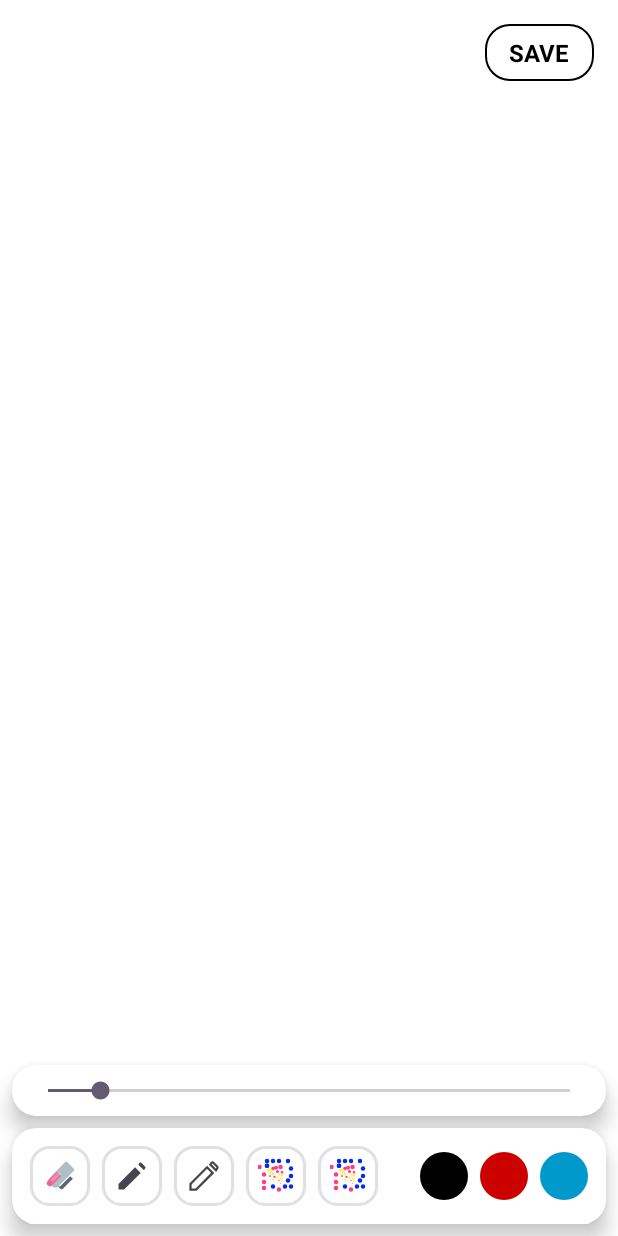
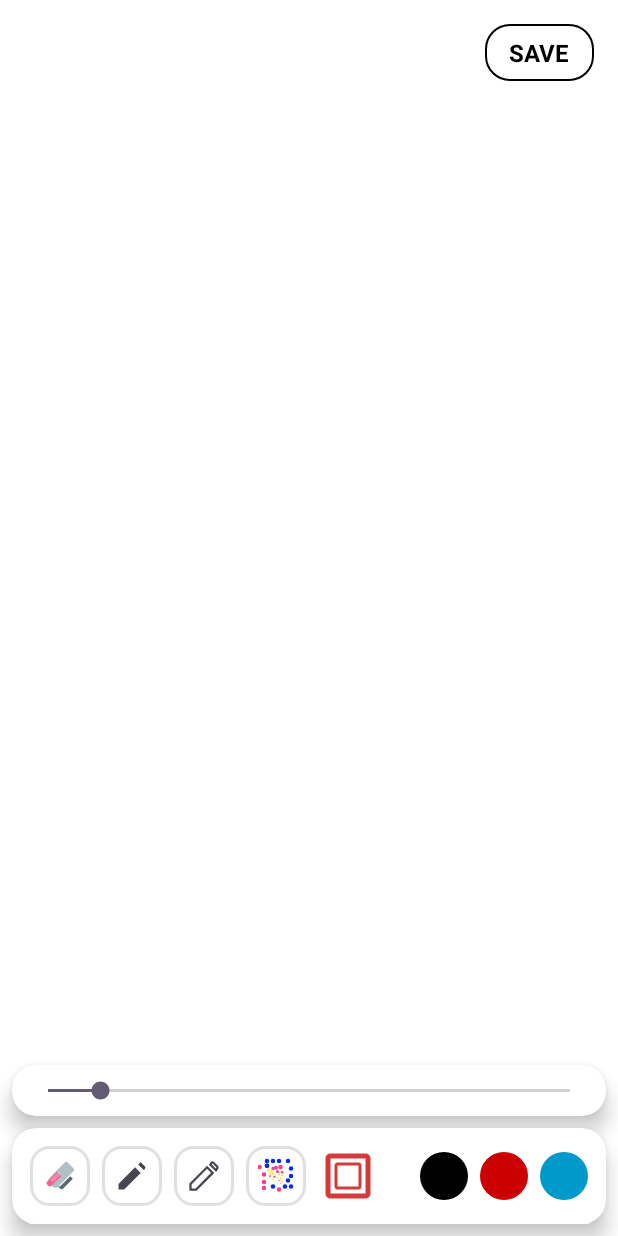
Before and after one commit to karan9617/lumora, an Android app: the DrawingActivity screen opened directly, with no data from a screen before it, after a tap on "medium_pen_button_description", on a phone screen of 412 x 824 dp. Run offline under Robolectric (Android 15) with nearby library versions, the phone set to English and light mode, and no system bars.

Commit message:
rectanglge ui added

```diff
--- a/app/src/main/java/com/example/keyboardai/DrawingActivity.java
+++ b/app/src/main/java/com/example/keyboardai/DrawingActivity.java
@@ -27,7 +27,7 @@ import java.util.Locale;
 public class DrawingActivity extends AppCompatActivity {
     private RelativeLayout saveDiscardDialog;
     private DrawingView drawingView;
-    private ImageButton blackBtn, redBtn, blueBtn, smallPen, mediumPen, largePen,sprayPaintBtn,rectangleBtn;
+    private ImageButton blackBtn, redBtn, blueBtn, smallPen, eraser, largePen,sprayPaintBtn,rectangleBtn;
     private TextView button_save,dialog_discard_btn,dialog_cancel_btn,dialog_save_btn;
 
     private SeekBar strokeWidthSeekBar;
@@ -73,7 +73,7 @@ public class DrawingActivity extends AppCompatActivity {
         redBtn = findViewById(R.id.color_red);
         blueBtn = findViewById(R.id.color_blue);
         smallPen = findViewById(R.id.pen_small);
-        mediumPen = findViewById(R.id.pen_medium);
+        eraser = findViewById(R.id.eraser);
         largePen = findViewById(R.id.pen_large);
         drawingView = findViewById(R.id.drawing_view);
         button_save = findViewById(R.id.button_save);
@@ -187,6 +187,7 @@ public class DrawingActivity extends AppCompatActivity {
             @Override
             public void onClick(View v) {
                 saveOrUpdateDrawing();
+                finish();
             }
         });
         sprayPaintBtn.setOnClickListener(v -> {
@@ -252,10 +253,10 @@ public class DrawingActivity extends AppCompatActivity {
             }
         });
 
-        mediumPen.setOnClickListener(new View.OnClickListener() {
+        eraser.setOnClickListener(new View.OnClickListener() {
             @Override
             public void onClick(View v) {
-                drawingView.setStrokeWidth(20f); // 20dp
+                drawingView.setErasing(true);
             }
         });
 
--- /dev/null
+++ b/app/src/main/res/drawable/ic_rectangle_vector.xml
@@ -0,0 +1,5 @@
+<vector android:height="24dp" android:tint="#D53A3A"
+    android:viewportHeight="24" android:viewportWidth="24"
+    android:width="24dp" xmlns:android="http://schemas.android.com/apk/res/android">
+    <path android:fillColor="@android:color/white" android:pathData="M19,5v14H5V5h14m0,-2H5c-1.1,0 -2,0.9 -2,2v14c0,1.1 0.9,2 2,2h14c1.1,0 2,-0.9 2,-2V5c0,-1.1 -0.9,-2 -2,-2z"/>
+</vector>
--- a/app/src/main/res/layout/activity_drawing.xml
+++ b/app/src/main/res/layout/activity_drawing.xml
@@ -52,7 +52,7 @@
                 app:layout_constraintBottom_toBottomOf="parent"
                 app:layout_constraintTop_toTopOf="parent">
                 <ImageButton
-                    android:id="@+id/pen_medium"
+                    android:id="@+id/eraser"
                     android:layout_width="40dp"
                     android:layout_height="40dp"
                     android:layout_margin="4dp"
@@ -95,9 +95,9 @@
                     android:layout_width="40dp"
                     android:layout_height="40dp"
                     android:layout_margin="4dp"
-                    android:background="@drawable/button_background_rounded"
+                    android:background="@drawable/ic_rectangle_vector"
                     android:contentDescription="spray_paint_button_description"
-                    android:src="@drawable/ic_spray"
+                    android:src="@drawable/ic_rectangle_vector"
                     />
             </LinearLayout>
 
```
